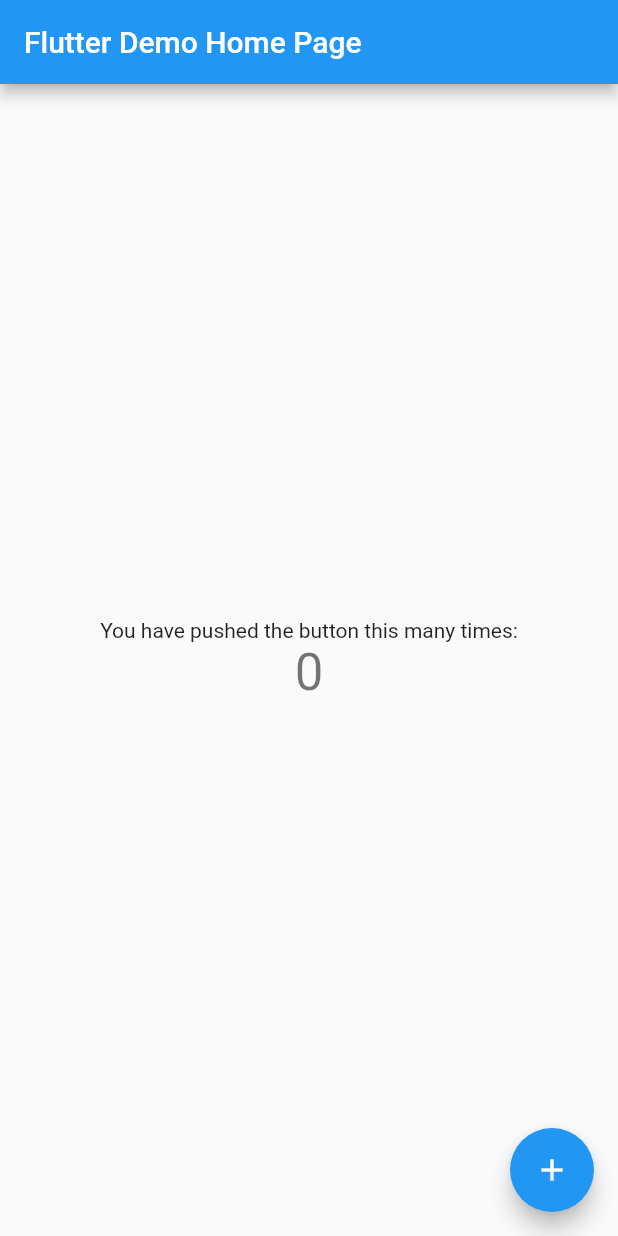
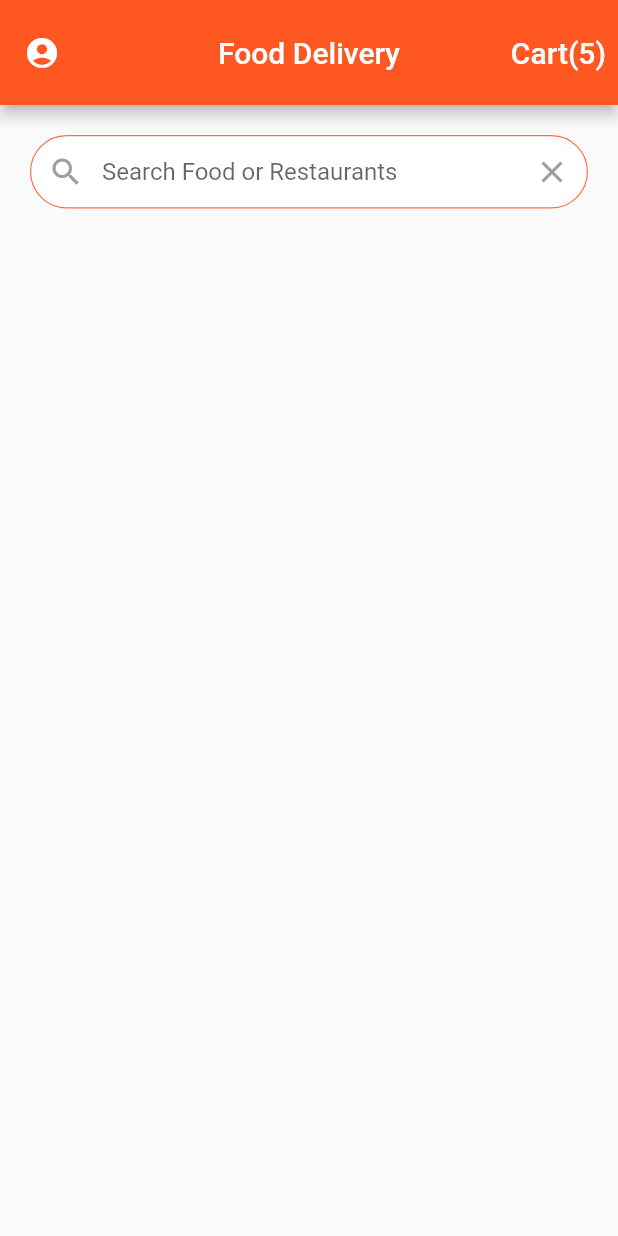
Before and after one commit to fullstackbusiness1128/Online-FoodDelivery-App, a Flutter app: the screen it shows after launch, on a phone screen of 412 x 824 dp. Run offline on Flutter 3.47's test engine with Material 2 defaults, Android fonts, the phone set to English and light mode, and no system bars.

Commit message:
Adding Search Bar

```diff
--- a/lib/main.dart
+++ b/lib/main.dart
@@ -1,115 +1,22 @@
 import 'package:flutter/material.dart';
+import '/screens/home_screen.dart';
 
-void main() {
-  runApp(const MyApp());
-}
+void main() => runApp(MyApp());
 
 class MyApp extends StatelessWidget {
   const MyApp({Key? key}) : super(key: key);
 
-  // This widget is the root of your application.
   @override
   Widget build(BuildContext context) {
     return MaterialApp(
-      title: 'Flutter Demo',
+      debugShowCheckedModeBanner: false,
+      title: 'Flutter Food Delivery Ui',
       theme: ThemeData(
-        // This is the theme of your application.
-        //
-        // Try running your application with "flutter run". You'll see the
-        // application has a blue toolbar. Then, without quitting the app, try
-        // changing the primarySwatch below to Colors.green and then invoke
-        // "hot reload" (press "r" in the console where you ran "flutter run",
-        // or simply save your changes to "hot reload" in a Flutter IDE).
-        // Notice that the counter didn't reset back to zero; the application
-        // is not restarted.
-        primarySwatch: Colors.blue,
+        scaffoldBackgroundColor: Colors.grey[50],
+        primaryColor: Colors.deepOrangeAccent,
+        primarySwatch: Colors.deepOrange,
       ),
-      home: const MyHomePage(title: 'Flutter Demo Home Page'),
+      home: const HomeScreen(),
     );
   }
 }
-
-class MyHomePage extends StatefulWidget {
-  const MyHomePage({Key? key, required this.title}) : super(key: key);
-
-  // This widget is the home page of your application. It is stateful, meaning
-  // that it has a State object (defined below) that contains fields that affect
-  // how it looks.
-
-  // This class is the configuration for the state. It holds the values (in this
-  // case the title) provided by the parent (in this case the App widget) and
-  // used by the build method of the State. Fields in a Widget subclass are
-  // always marked "final".
-
-  final String title;
-
-  @override
-  State<MyHomePage> createState() => _MyHomePageState();
-}
-
-class _MyHomePageState extends State<MyHomePage> {
-  int _counter = 0;
-
-  void _incrementCounter() {
-    setState(() {
-      // This call to setState tells the Flutter framework that something has
-      // changed in this State, which causes it to rerun the build method below
-      // so that the display can reflect the updated values. If we changed
-      // _counter without calling setState(), then the build method would not be
-      // called again, and so nothing would appear to happen.
-      _counter++;
-    });
-  }
-
-  @override
-  Widget build(BuildContext context) {
-    // This method is rerun every time setState is called, for instance as done
-    // by the _incrementCounter method above.
-    //
-    // The Flutter framework has been optimized to make rerunning build methods
-    // fast, so that you can just rebuild anything that needs updating rather
-    // than having to individually change instances of widgets.
-    return Scaffold(
-      appBar: AppBar(
-        // Here we take the value from the MyHomePage object that was created by
-        // the App.build method, and use it to set our appbar title.
-        title: Text(widget.title),
-      ),
-      body: Center(
-        // Center is a layout widget. It takes a single child and positions it
-        // in the middle of the parent.
-        child: Column(
-          // Column is also a layout widget. It takes a list of children and
-          // arranges them vertically. By default, it sizes itself to fit its
-          // children horizontally, and tries to be as tall as its parent.
-          //
-          // Invoke "debug painting" (press "p" in the console, choose the
-          // "Toggle Debug Paint" action from the Flutter Inspector in Android
-          // Studio, or the "Toggle Debug Paint" command in Visual Studio Code)
-          // to see the wireframe for each widget.
-          //
-          // Column has various properties to control how it sizes itself and
-          // how it positions its children. Here we use mainAxisAlignment to
-          // center the children vertically; the main axis here is the vertical
-          // axis because Columns are vertical (the cross axis would be
-          // horizontal).
-          mainAxisAlignment: MainAxisAlignment.center,
-          children: <Widget>[
-            const Text(
-              'You have pushed the button this many times:',
-            ),
-            Text(
-              '$_counter',
-              style: Theme.of(context).textTheme.headline4,
-            ),
-          ],
-        ),
-      ),
-      floatingActionButton: FloatingActionButton(
-        onPressed: _incrementCounter,
-        tooltip: 'Increment',
-        child: const Icon(Icons.add),
-      ), // This trailing comma makes auto-formatting nicer for build methods.
-    );
-  }
-}
--- /dev/null
+++ b/lib/screens/home_screen.dart
@@ -0,0 +1,61 @@
+import 'package:flutter/material.dart';
+import 'package:food_delivery_app_ui/data/data.dart';
+
+class HomeScreen extends StatelessWidget {
+  const HomeScreen({Key? key}) : super(key: key);
+
+  @override
+  Widget build(BuildContext context) {
+    return Scaffold(
+      appBar: AppBar(
+        toolbarHeight: 70,
+        leading: IconButton(
+          onPressed: () {},
+          icon: const Icon(Icons.account_circle_rounded),
+        ),
+        title: const Text('Food Delivery'),
+        centerTitle: true,
+        actions: [
+          TextButton(
+            onPressed: () {},
+            child: Text(
+              'Cart(${currentUser.cart!.length})',
+              style: const TextStyle(color: Colors.white, fontSize: 20.0),
+            ),
+          )
+        ],
+      ),
+      body: ListView(
+        children: <Widget>[
+          Padding(
+            padding: const EdgeInsets.all(20.0),
+            child: TextField(
+              decoration: InputDecoration(
+                contentPadding: const EdgeInsets.symmetric(vertical: 15.0),
+                fillColor: Colors.white,
+                filled: true,
+                border: OutlineInputBorder(
+                  borderRadius: BorderRadius.circular(30.0),
+                  borderSide: const BorderSide(width: 0.8),
+                ),
+                enabledBorder: OutlineInputBorder(
+                  borderRadius: BorderRadius.circular(30.0),
+                  borderSide: BorderSide(
+                    width: 0.8,
+                    color: Theme.of(context).primaryColor,
+                  ),
+                ),
+                prefixIcon: const Icon(Icons.search, color: Colors.grey),
+                suffixIcon: IconButton(
+                  onPressed: () {},
+                  icon: const Icon(Icons.clear, color: Colors.grey),
+                ),
+                hintText: 'Search Food or Restaurants',
+              ),
+            ),
+          ),
+        ],
+      ),
+    );
+  }
+}
```
